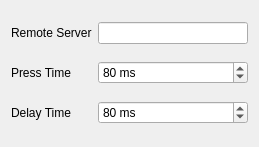
mousedoc/splatplost, file splatplost/gui/remote.ui: the form before one commit.
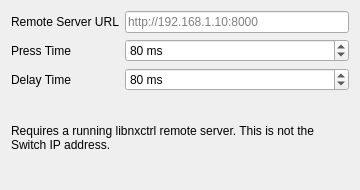
The form after the commit.

Commit message: Fix remote pairing URL validation

Patch:
```diff
--- a/splatplost/gui/remote.ui
+++ b/splatplost/gui/remote.ui
@@ -6,8 +6,8 @@
    <rect>
     <x>0</x>
     <y>0</y>
-    <width>259</width>
-    <height>147</height>
+    <width>360</width>
+    <height>190</height>
    </rect>
   </property>
   <property name="windowTitle">
@@ -17,12 +17,19 @@
    <item row="0" column="0">
     <widget class="QLabel" name="label_3">
      <property name="text">
-      <string>Remote Server</string>
+      <string>Remote Server URL</string>
      </property>
     </widget>
    </item>
    <item row="0" column="1">
-    <widget class="QLineEdit" name="server_addr"/>
+    <widget class="QLineEdit" name="server_addr">
+     <property name="toolTip">
+      <string>Address of a running libnxctrl XML-RPC server</string>
+     </property>
+     <property name="placeholderText">
+      <string>http://192.168.1.10:8000</string>
+     </property>
+    </widget>
    </item>
    <item row="1" column="0">
     <widget class="QLabel" name="label">
@@ -82,6 +89,16 @@
      </property>
     </widget>
    </item>
+   <item row="3" column="0" colspan="2">
+    <widget class="QLabel" name="remote_help">
+     <property name="text">
+      <string>Requires a running libnxctrl remote server. This is not the Switch IP address.</string>
+     </property>
+     <property name="wordWrap">
+      <bool>true</bool>
+     </property>
+    </widget>
+   </item>
   </layout>
  </widget>
  <resources/>
```
The commit also changes 9 other files.
